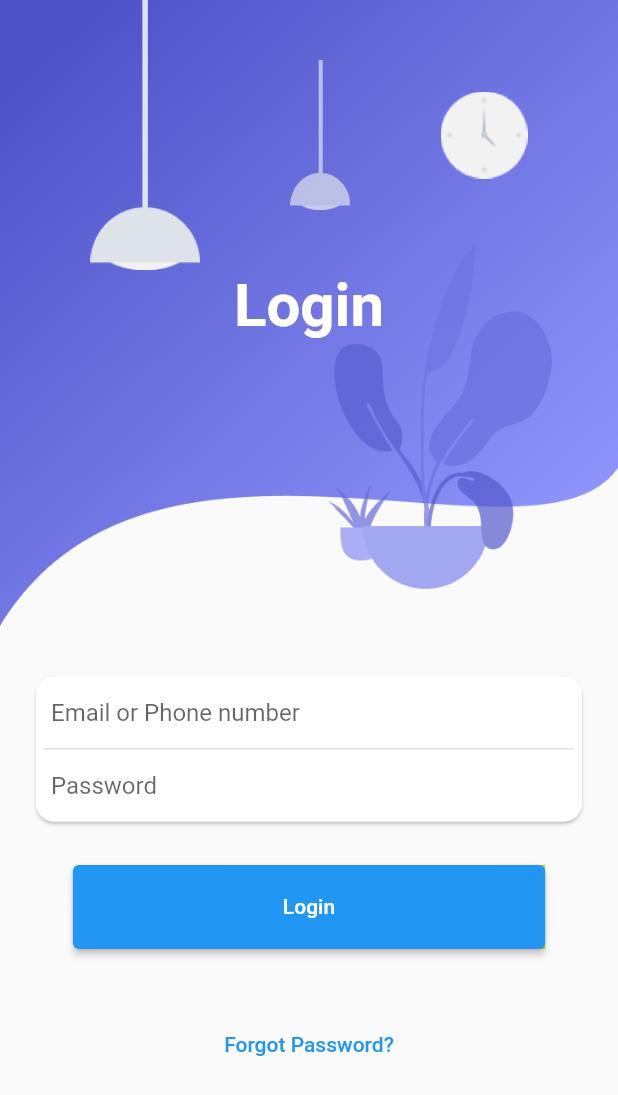
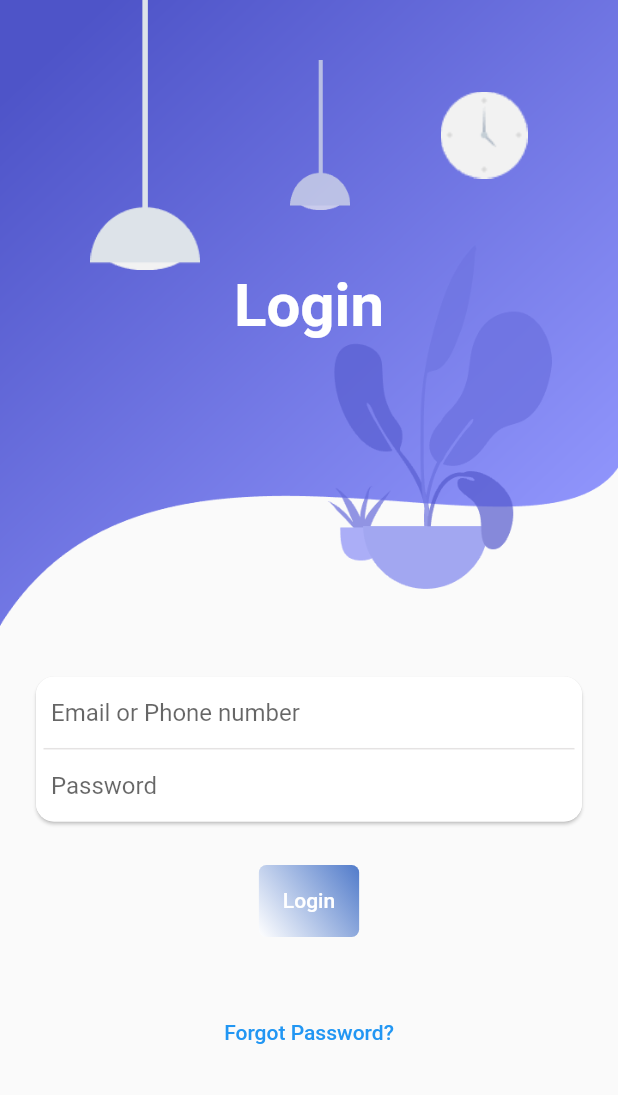
Before and after one commit to NeloverWAburas/LogInRepo, a Flutter app: the screen it shows after launch, on a phone screen of 412 x 824 dp. Shown: the top 1095 px of the screen. Run offline on Flutter 3.47's test engine with Material 2 defaults, Android fonts, the phone set to English and light mode, and no system bars.

```diff
--- a/lib/screens/login_screen.dart
+++ b/lib/screens/login_screen.dart
@@ -83,20 +83,21 @@ class LoginScreen extends StatelessWidget {
                     begin: Alignment.topRight,
                     end: Alignment.bottomLeft,
                     colors: [
-                      Color(0xffb2e00b),
+                      Color(0xff517bca),
                       Colors.white,
                     ],
                   ),
+                  borderRadius: BorderRadius.circular(5),
                 ),
                 child: ElevatedButton(
                   onPressed: () {},
                   child: Text("Login"),
-                  style: ButtonStyle(
-                    /*backgroundColor:
-                        MaterialStateProperty.all(Color(0xff517bca)),*/
-                    padding: MaterialStateProperty.all(
-                        EdgeInsets.symmetric(horizontal: 140, vertical: 20)),
-                  ),
+                  style: ElevatedButton.styleFrom(
+          primary: Colors.transparent,
+          onSurface: Colors.transparent,
+          shadowColor: Colors.transparent,
+          //make color or elevated button transparent
+      ),
                 ),
               ),
               SizedBox(height: 40),
```
Also changed, not shown: 1 other file.
